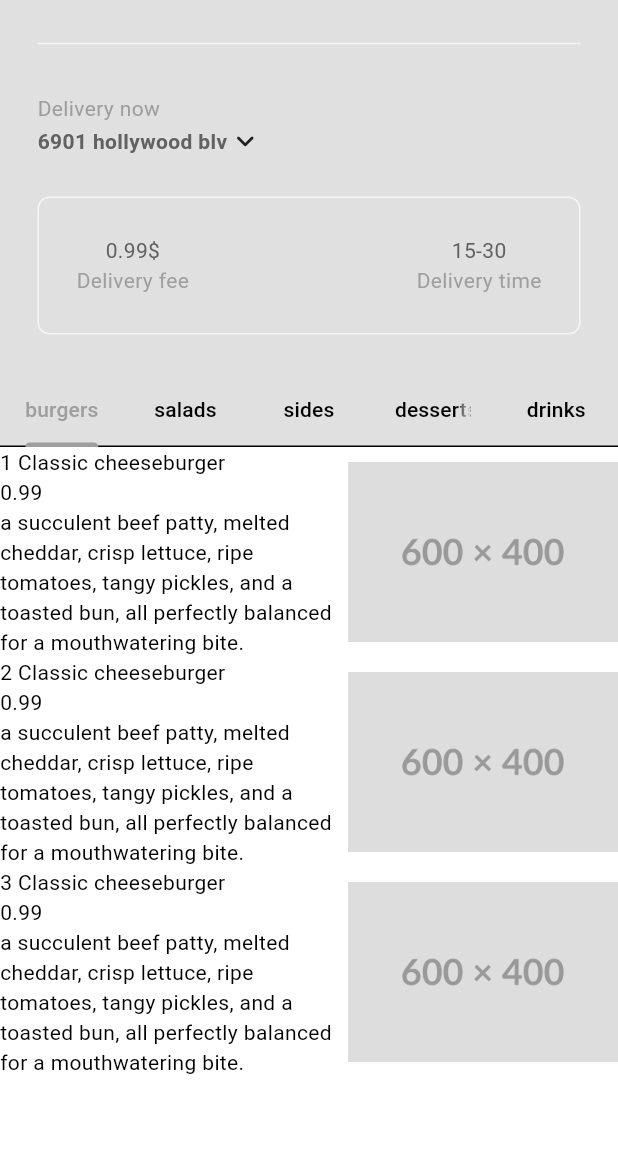
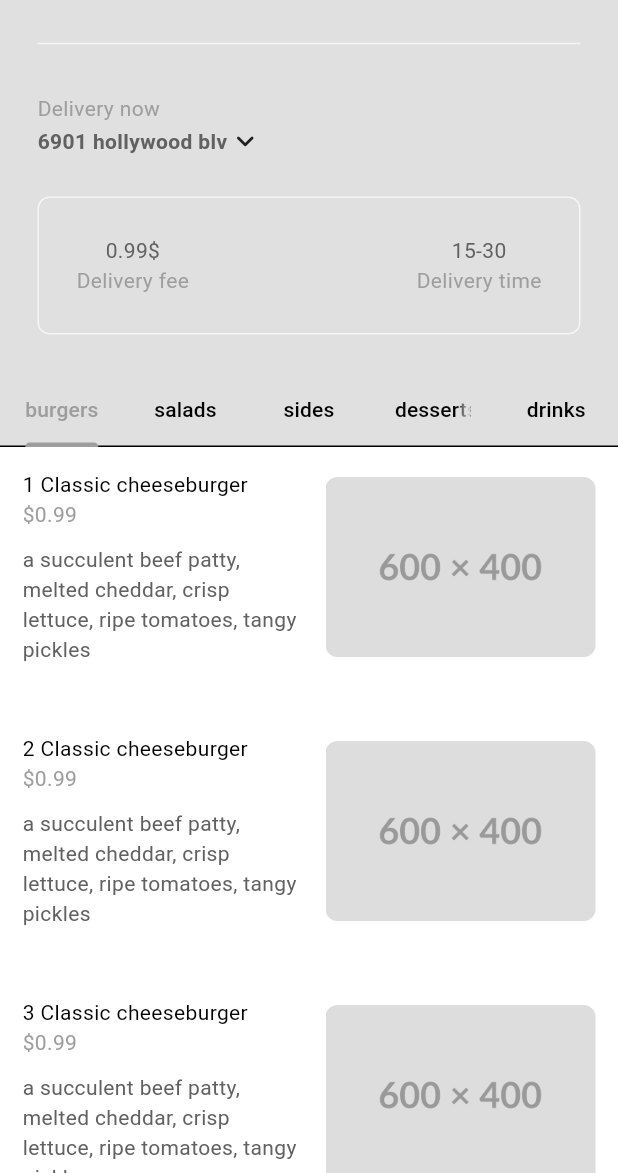
Before and after one commit to rCotche/foodDeliveryAppTuto, a Flutter app: the HomePage screen opened directly, on a phone screen of 412 x 824 dp, the part 63-1236 px from its top. Run offline on Flutter 3.47's test engine with Material 3 defaults, Android fonts, the phone set to English and light mode, and no system bars.

Commit message:
finish food tile ui & start food details

```diff
--- a/lib/components/my_food_tile.dart
+++ b/lib/components/my_food_tile.dart
@@ -1,5 +1,6 @@
 import 'package:flutter/cupertino.dart';
 import 'package:flutter/material.dart';
+import 'package:flutter/widgets.dart';
 import 'package:food_delivery/models/food.dart';
 
 class MyFoodTile extends StatelessWidget {
@@ -12,6 +13,8 @@ class MyFoodTile extends StatelessWidget {
     return Column(
       children: [
         GestureDetector(
+          child: Padding(
+            padding: const EdgeInsets.all(15.0),
             child: Row(
               children: [
                 //txt food detailed
@@ -20,8 +23,20 @@ class MyFoodTile extends StatelessWidget {
                     crossAxisAlignment: CrossAxisAlignment.start,
                     children: [
                       Text(food.name),
-                    Text(food.price.toString()),
-                    Text(food.description),
+                      Text(
+                        '\$${food.price}',
+                        style: TextStyle(
+                            color: Theme.of(context).colorScheme.primary),
+                      ),
+                      const SizedBox(
+                        height: 10,
+                      ),
+                      Text(
+                        food.description,
+                        style: TextStyle(
+                            color:
+                                Theme.of(context).colorScheme.inversePrimary),
+                      ),
                     ],
                   ),
                 ),
@@ -31,13 +46,26 @@ class MyFoodTile extends StatelessWidget {
                   food.imagePath,
                   height: 120,
                 ),*/
+                const SizedBox(
+                  width: 15,
+                ),
+                //tips : ClipRRect pour avoir le border radius sur une image
+                ClipRRect(
                   //pour le moment
-              Image.asset(
+                  borderRadius: BorderRadius.circular(8),
+                  child: Image.asset(
                     "lib/images/placeholder.png",
                     height: 120,
                   ),
+                ),
               ],
             ),
+          ),
+        ),
+        Divider(
+          color: Theme.of(context).colorScheme.tertiary,
+          indent: 25,
+          endIndent: 25,
         )
       ],
     );
--- a/lib/models/restaurant.dart
+++ b/lib/models/restaurant.dart
@@ -9,7 +9,7 @@ class Restaurant extends ChangeNotifier {
     Food(
       name: "1 Classic cheeseburger",
       description:
-          "a succulent beef patty, melted cheddar, crisp lettuce, ripe tomatoes, tangy pickles, and a toasted bun, all perfectly balanced for a mouthwatering bite.",
+          "a succulent beef patty, melted cheddar, crisp lettuce, ripe tomatoes, tangy pickles",
       imagePath:
           "https://placehold.co/600x400/png", //"lib/images/burgers/cheese_burger.png"
       price: 0.99,
@@ -24,7 +24,7 @@ class Restaurant extends ChangeNotifier {
     Food(
       name: "2 Classic cheeseburger",
       description:
-          "a succulent beef patty, melted cheddar, crisp lettuce, ripe tomatoes, tangy pickles, and a toasted bun, all perfectly balanced for a mouthwatering bite.",
+          "a succulent beef patty, melted cheddar, crisp lettuce, ripe tomatoes, tangy pickles",
       imagePath:
           "https://placehold.co/600x400/png", //"lib/images/burgers/cheese_burger.png"
       price: 0.99,
@@ -38,7 +38,7 @@ class Restaurant extends ChangeNotifier {
     Food(
       name: "3 Classic cheeseburger",
       description:
-          "a succulent beef patty, melted cheddar, crisp lettuce, ripe tomatoes, tangy pickles, and a toasted bun, all perfectly balanced for a mouthwatering bite.",
+          "a succulent beef patty, melted cheddar, crisp lettuce, ripe tomatoes, tangy pickles",
       imagePath:
           "https://placehold.co/600x400/png", //"lib/images/burgers/cheese_burger.png"
       price: 0.99,
@@ -53,7 +53,7 @@ class Restaurant extends ChangeNotifier {
     Food(
       name: "1 Caesar salad",
       description:
-          "Our Caesar Salad features crisp romaine lettuce, crunchy croutons, and shaved Parmesan, all tossed in a creamy, tangy Caesar dressing, finished with a hint of fresh lemon. Perfectly refreshing and delicious!",
+          "Our Caesar Salad features crisp romaine lettuce, crunchy croutons, and shaved Parmesan",
       imagePath:
           "https://placehold.co/600x400/png", //"lib/images/burgers/cheese_burger.png"
       price: 7.99,
@@ -68,7 +68,7 @@ class Restaurant extends ChangeNotifier {
     Food(
       name: "2 Caesar salad",
       description:
-          "Our Caesar Salad features crisp romaine lettuce, crunchy croutons, and shaved Parmesan, all tossed in a creamy, tangy Caesar dressing, finished with a hint of fresh lemon. Perfectly refreshing and delicious!",
+          "Our Caesar Salad features crisp romaine lettuce, crunchy croutons, and shaved Parmesan",
       imagePath:
           "https://placehold.co/600x400/png", //"lib/images/burgers/cheese_burger.png"
       price: 7.99,
@@ -83,7 +83,7 @@ class Restaurant extends ChangeNotifier {
     Food(
       name: "3 Caesar salad",
       description:
-          "Our Caesar Salad features crisp romaine lettuce, crunchy croutons, and shaved Parmesan, all tossed in a creamy, tangy Caesar dressing, finished with a hint of fresh lemon. Perfectly refreshing and delicious!",
+          "Our Caesar Salad features crisp romaine lettuce, crunchy croutons, and shaved Parmesan",
       imagePath:
           "https://placehold.co/600x400/png", //"lib/images/burgers/cheese_burger.png"
       price: 7.99,
--- /dev/null
+++ b/lib/pages/food_page.dart
@@ -0,0 +1,24 @@
+import 'package:flutter/material.dart';
+import 'package:food_delivery/models/food.dart';
+
+class FoodPage extends StatefulWidget {
+  final Food food;
+  const FoodPage({super.key, required this.food});
+
+  @override
+  State<FoodPage> createState() => _FoodPageState();
+}
+
+class _FoodPageState extends State<FoodPage> {
+  @override
+  Widget build(BuildContext context) {
+    return Column(
+      children: [
+        //Pour le moment
+        Image.asset(
+          "lib/images/placeholder.png",
+        ),
+      ],
+    );
+  }
+}
```
Lines whose indentation alone changed are shown as unchanged.
